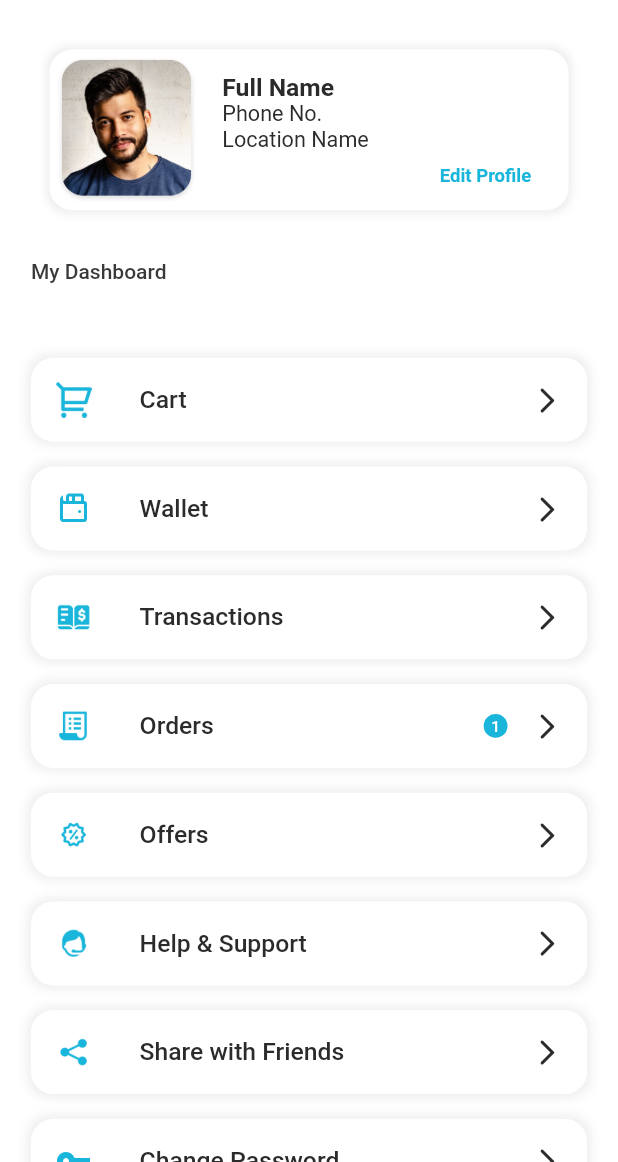
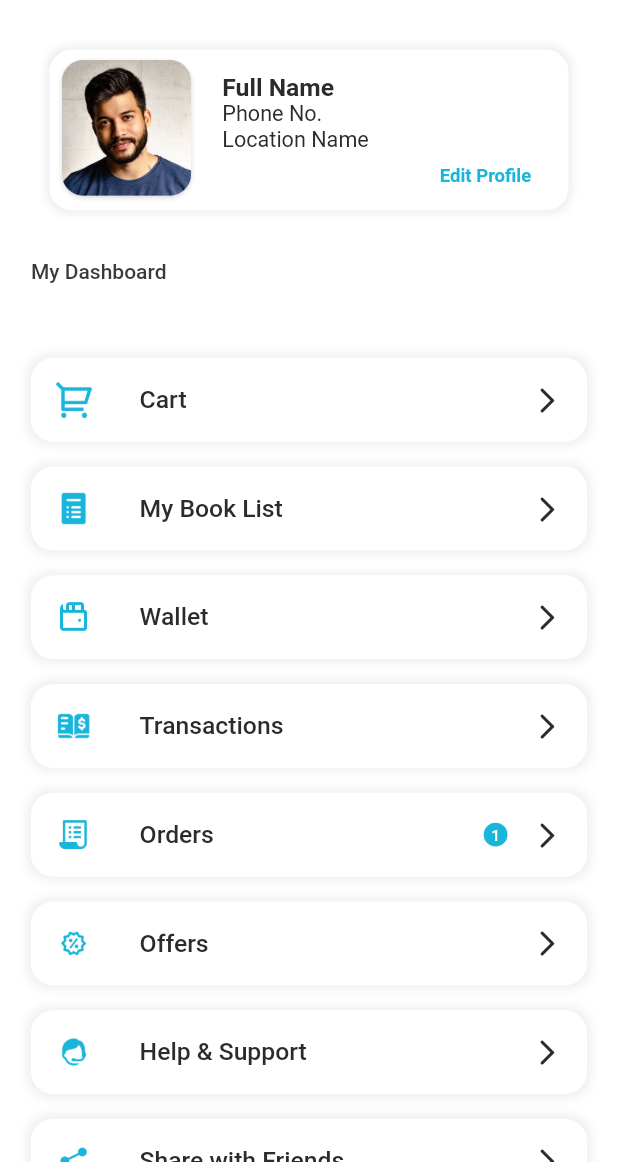
Before and after one commit to ritishsaDS/apniStationary, a Flutter app: the Account screen opened directly, on a phone screen of 412 x 824 dp, the part 74-1236 px from its top. Run offline on Flutter 3.47's test engine with Material 2 defaults, Android fonts, the phone set to English and light mode, and no system bars; our stand-ins replace carousel_pro, carousel_slider, dio, flutter_holo_date_picker, flutter_image_compress, get and 2 more; accounts and stored records are empty; Roboto replaces fonts that are missing (Poppins).

```diff
--- a/lib/UI/Activities/Account.dart
+++ b/lib/UI/Activities/Account.dart
@@ -2,6 +2,7 @@ import 'package:book_buy_and_sell/Constants/Colors.dart';
 import 'package:book_buy_and_sell/UI/Activities/Cart.dart';
 import 'package:book_buy_and_sell/UI/Activities/ChangePassword.dart';
 import 'package:book_buy_and_sell/UI/Activities/EditProfile.dart';
+import 'package:book_buy_and_sell/UI/Activities/MyBookList.dart';
 import 'package:book_buy_and_sell/UI/Activities/Orders.dart';
 import 'package:book_buy_and_sell/UI/Activities/Wallet.dart';
 import 'package:book_buy_and_sell/Utils/SizeConfig.dart';
@@ -210,6 +211,45 @@ class _AccountState extends State<Account> {
                             MaterialPageRoute(builder: (context) {
                           return Cart();
                         }));
+                      },
+                    ),
+                  ),
+                  Container(
+                    decoration: BoxDecoration(
+                        color: Colors.white,
+                        boxShadow: [
+                          BoxShadow(
+                              color: Colors.grey[200],
+                              blurRadius: 5,
+                              spreadRadius: 2),
+                        ],
+                        borderRadius: BorderRadius.circular(15)),
+                    margin: EdgeInsets.only(
+                        bottom: SizeConfig.blockSizeVertical * 2),
+                    child: ListTile(
+                      title: Text(
+                        "My Book List",
+                        style: TextStyle(
+                            fontSize: SizeConfig.blockSizeVertical * 2,
+                            fontWeight: FontWeight.w500,
+                            color: Color(matteBlack)),
+                      ),
+                      contentPadding: EdgeInsets.symmetric(
+                          horizontal: SizeConfig.screenWidth * 0.04),
+                      leading: ImageIcon(
+                        Image.asset('assets/icons/notes.png').image,
+                        color: Color(colorBlue),
+                      ),
+                      trailing: Icon(
+                        Icons.arrow_forward_ios_rounded,
+                        color: Color(matteBlack),
+                        size: SizeConfig.blockSizeVertical * 2.5,
+                      ),
+                      onTap: () {
+                        Navigator.push(context,
+                            MaterialPageRoute(builder: (context) {
+                              return MyBookList();
+                            }));
                       },
                     ),
                   ),
--- a/lib/UI/Activities/Login.dart
+++ b/lib/UI/Activities/Login.dart
@@ -25,9 +25,9 @@ class LoginScreen extends StatefulWidget {
 class _LoginScreenState extends State<LoginScreen> {
   GlobalKey<FormState> loginFormKey = GlobalKey<FormState>();
   TextEditingController emailController =
-      TextEditingController(text: "vendor@mailinator.com");
+      TextEditingController(text: "user@mailinator.com");
   TextEditingController passwordController =
-      TextEditingController(text: "123456");
+      TextEditingController(text: "12345678");
 
   ValidationViewModel validationController = Get.put(ValidationViewModel());
   FocusNode usernameFn = FocusNode();
@@ -139,7 +139,7 @@ class _LoginScreenState extends State<LoginScreen> {
                             pwdFn.unfocus();
                           },
                           textEditingController: passwordController,
-                          inputLength: 6,
+                          inputLength: 8,
                           regularExpression: Utility.password,
                           validationMessage: "Password is required",
                           validationType: 'password',
--- a/lib/UI/Activities/SelectedBook.dart
+++ b/lib/UI/Activities/SelectedBook.dart
@@ -22,6 +22,7 @@ class SelectedBook extends StatefulWidget {
 }
 
 class _SelectedBookState extends State<SelectedBook> {
+  String selectedMenu = "";
   @override
   Widget build(BuildContext context) {
     SizeConfig().init(context);
--- a/lib/UI/Activities/SellSubCategory.dart
+++ b/lib/UI/Activities/SellSubCategory.dart
@@ -167,7 +167,7 @@ class _SellSubCategoryState extends State<SellSubCategory> {
                         } else if (text[index] == "Books") {
                           return Navigator.push(context,
                               MaterialPageRoute(builder: (context) {
-                            return SellBook();
+                            return SellBook("");
                           }));
                         } else {
                           Navigator.push(context,
```
Also changed, not shown: lib/UI/Activities/MyBookList.dart (+63 -8 lines), lib/UI/Activities/SellBook.dart (+32 -1 lines).
